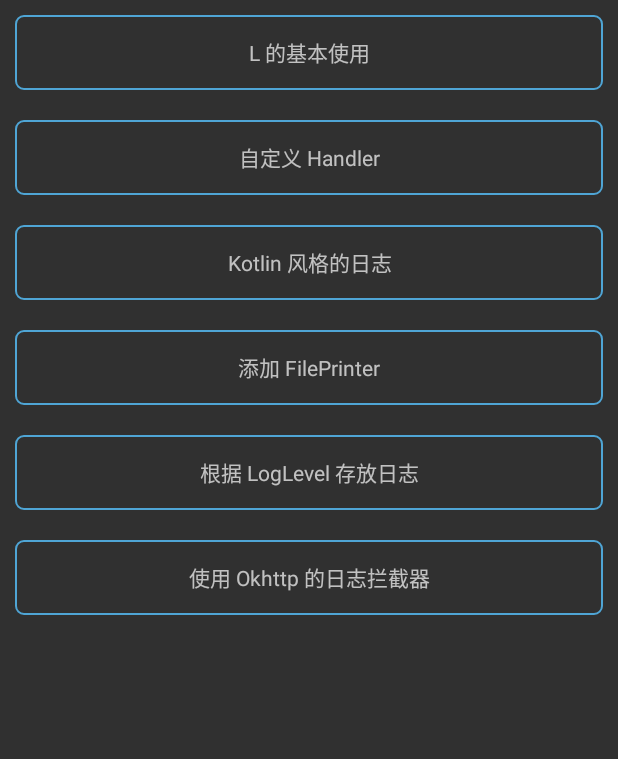
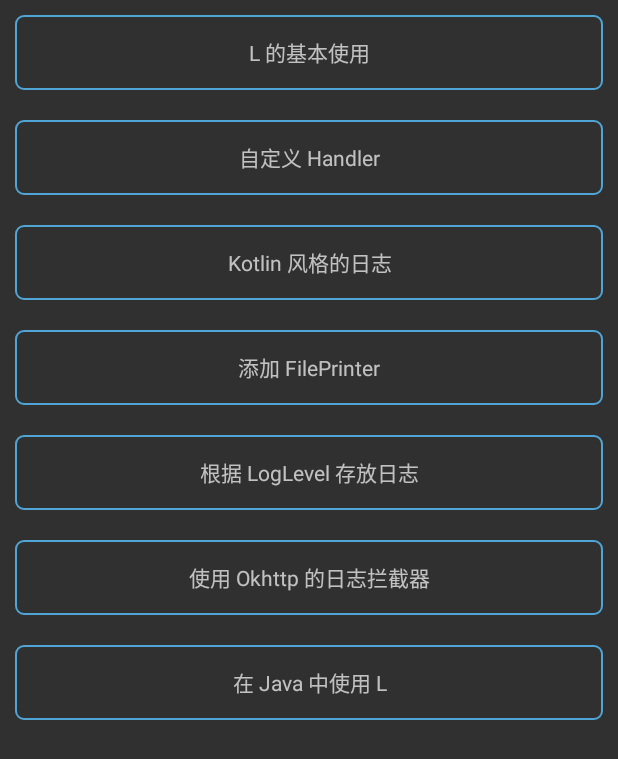
Before and after one commit to fengzhizi715/SAF-Kotlin-log, an Android app: the screen it shows after launch (MainActivity), on a phone screen of 412 x 824 dp. Shown: the top 759 px of the screen. Run offline under Robolectric (Android 15) with nearby library versions, the phone set to English and light mode, and no system bars; 6 statements that could not run were skipped.

Commit message:
add activity

```diff
--- a/app/src/main/AndroidManifest.xml
+++ b/app/src/main/AndroidManifest.xml
@@ -52,6 +52,11 @@
             android:configChanges="orientation|keyboardHidden"
             android:screenOrientation="portrait"/>
 
+        <activity
+            android:name="cn.salesuite.saf.kotlin.activity.UseJavaActivity"
+            android:configChanges="orientation|keyboardHidden"
+            android:screenOrientation="portrait"/>
+
     </application>
 
     <uses-permission android:name="android.permission.WRITE_EXTERNAL_STORAGE"></uses-permission>
--- a/app/src/main/java/cn/salesuite/saf/kotlin/activity/MainActivity.kt
+++ b/app/src/main/java/cn/salesuite/saf/kotlin/activity/MainActivity.kt
@@ -55,5 +55,11 @@ class MainActivity : BaseActivity() {
             val intent = Intent(this@MainActivity, LoggingInterceptorActivity::class.java)
             startActivity(intent)
         }
+
+        text7.setOnClickListener {
+
+            val intent = Intent(this@MainActivity, UseJavaActivity::class.java)
+            startActivity(intent)
+        }
     }
 }
--- a/app/src/main/java/cn/salesuite/saf/kotlin/app/App.kt
+++ b/app/src/main/java/cn/salesuite/saf/kotlin/app/App.kt
@@ -31,7 +31,7 @@ class App : Application() {
     override fun onCreate() {
         super.onCreate()
 
-        configL {
+        configL { // 使用自定义的 DSL 来配置 L
 
             converter = GsonConverter()
         }
@@ -39,6 +39,7 @@ class App : Application() {
         initDebugView()
     }
 
+    // 方便调试的时候，将产生的日志展示到一个特定控件上，看是否有必要使用
     private fun initDebugView() {
         DebugViewWrapper.init(
                 DebugViewWrapper.Builder(this)
--- a/app/src/main/res/layout/activity_main.xml
+++ b/app/src/main/res/layout/activity_main.xml
@@ -58,4 +58,13 @@
         android:gravity="center"
         android:text="使用 Okhttp 的日志拦截器"/>
 
+    <TextView
+        android:id="@+id/text7"
+        android:layout_width="match_parent"
+        android:layout_height="50dp"
+        android:layout_margin="10dp"
+        android:background="@drawable/textview_border"
+        android:gravity="center"
+        android:text="在 Java 中使用 L"/>
+
 </LinearLayout>
```
Also changed, not shown: app/src/main/java/cn/salesuite/saf/kotlin/activity/UseJavaActivity.java (added, +68 -0 lines).
